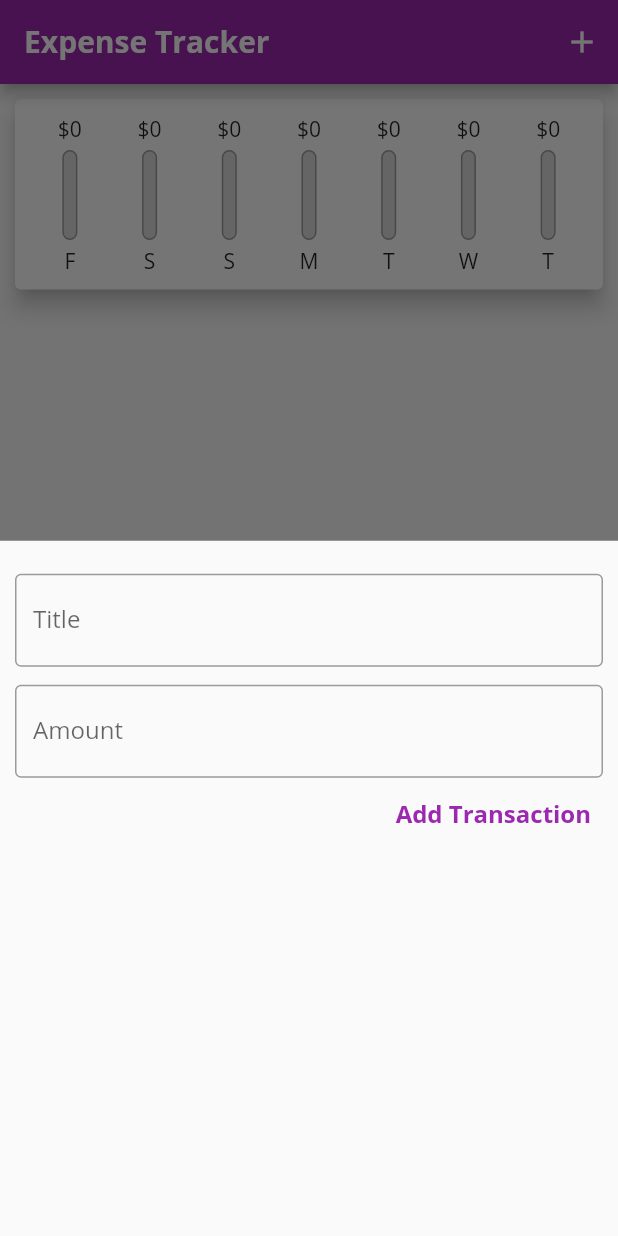
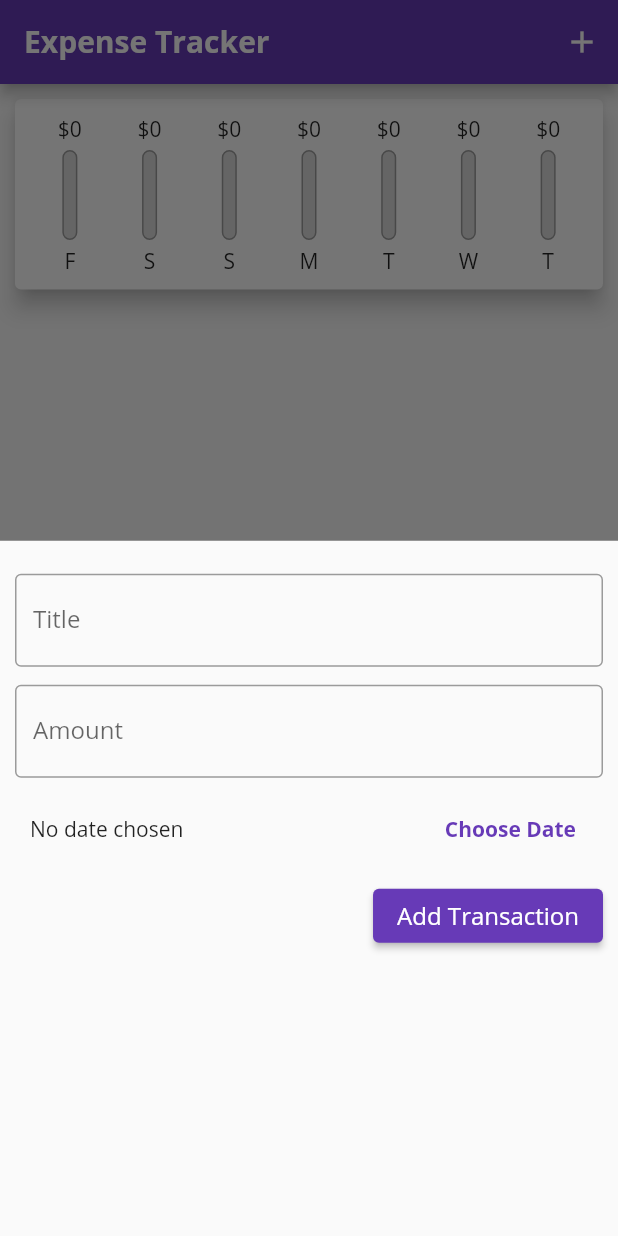
Before and after one commit to aditya3901/Flutter-Expense-Tracker, a Flutter app: the screen it shows after launch, after a tap on the "add" icon, on a phone screen of 412 x 824 dp. Run offline on Flutter 3.47's test engine with Material 2 defaults, Android fonts, the phone set to English and light mode, and no system bars.

Commit message:
Final Commit

```diff
--- a/lib/main.dart
+++ b/lib/main.dart
@@ -2,6 +2,7 @@ import 'package:expense_tracker/widgets/chart.dart';
 import 'package:expense_tracker/widgets/new_transaction.dart';
 import 'package:expense_tracker/widgets/transaction_list.dart';
 import 'package:flutter/material.dart';
+import 'package:intl/intl.dart';
 import 'models/transaction.dart';
 
 void main() => runApp(HomePage());
@@ -24,12 +25,12 @@ class _HomePageState extends State<HomePage> {
     }).toList();
   }
 
-  void _addNewTransaction(String title, double amount) {
+  void _addNewTransaction(String title, double amount, DateTime date) {
     final _newTx = Transaction(
       DateTime.now().toString(),
       title,
       amount,
-      DateTime.now(),
+      date,
     );
     setState(() {
       _userTransactions.add(_newTx);
@@ -48,12 +49,18 @@ class _HomePageState extends State<HomePage> {
         });
   }
 
+  void _deleteTransaction(int deleteIndex) {
+    setState(() {
+      _userTransactions.removeAt(deleteIndex);
+    });
+  }
+
   @override
   Widget build(BuildContext context) {
     return MaterialApp(
       title: "Expense Tracker",
       theme: ThemeData(
-        primarySwatch: Colors.purple,
+        primarySwatch: Colors.deepPurple,
         fontFamily: 'OpenSans',
       ),
       darkTheme: ThemeData(
@@ -82,7 +89,7 @@ class _HomePageState extends State<HomePage> {
           child: Column(
             children: [
               Chart(_recentTransactions),
-              TransactionList(_userTransactions),
+              TransactionList(_userTransactions, _deleteTransaction),
             ],
           ),
         ),
--- a/lib/widgets/chart_bar.dart
+++ b/lib/widgets/chart_bar.dart
@@ -17,6 +17,7 @@ class ChartBar extends StatelessWidget {
           height: 60,
           width: 10,
           child: Stack(
+            alignment: AlignmentDirectional.bottomStart,
             children: [
               Container(
                 decoration: BoxDecoration(
--- a/lib/widgets/new_transaction.dart
+++ b/lib/widgets/new_transaction.dart
@@ -1,4 +1,5 @@
 import 'package:flutter/material.dart';
+import 'package:intl/intl.dart';
 
 class NewTransaction extends StatefulWidget {
   final Function addTx;
@@ -10,20 +11,37 @@ class NewTransaction extends StatefulWidget {
 
 class _NewTransactionState extends State<NewTransaction> {
   final titleController = TextEditingController();
+  final amountController = TextEditingController();
+  DateTime? _selectedDate;
 
-  final amountController = TextEditingController();
-
-  void submitData() {
+  void _submitData() {
     final enteredTitle = titleController.text;
     final enteredAmount = double.parse(amountController.text);
-    if (enteredTitle.isEmpty || enteredAmount <= 0) {
+    if (enteredTitle.isEmpty || enteredAmount <= 0 || _selectedDate == null) {
       return;
     }
     widget.addTx(
       enteredTitle,
       enteredAmount,
+      _selectedDate,
     );
     Navigator.of(context).pop();
+  }
+
+  void _openDatePicker() {
+    showDatePicker(
+      context: context,
+      initialDate: DateTime.now(),
+      firstDate: DateTime(2021),
+      lastDate: DateTime.now(),
+    ).then((pickedDate) {
+      if (pickedDate == null) {
+        return;
+      }
+      setState(() {
+        _selectedDate = pickedDate;
+      });
+    });
   }
 
   @override
@@ -37,7 +55,7 @@ class _NewTransactionState extends State<NewTransaction> {
             margin: const EdgeInsets.symmetric(vertical: 12),
             child: TextField(
               controller: titleController,
-              onSubmitted: (val) => submitData(),
+              onSubmitted: (val) => _submitData(),
               // onChanged: (val) => titleInput = val,
               decoration: const InputDecoration(
                 border: OutlineInputBorder(),
@@ -48,7 +66,7 @@ class _NewTransactionState extends State<NewTransaction> {
           ),
           TextField(
             controller: amountController,
-            onSubmitted: (val) => submitData(),
+            onSubmitted: (val) => _submitData(),
             // onChanged: (val) => amountInput = val,
             decoration: const InputDecoration(
               border: OutlineInputBorder(),
@@ -57,12 +75,36 @@ class _NewTransactionState extends State<NewTransaction> {
             ),
             keyboardType: const TextInputType.numberWithOptions(decimal: true),
           ),
-          TextButton(
-            onPressed: submitData,
+          Container(
+            margin: const EdgeInsets.all(10),
+            child: Row(
+              children: [
+                Expanded(
+                  child: Text(
+                    (_selectedDate == null)
+                        ? "No date chosen"
+                        : "Picked Date : ${DateFormat.yMMMd().format(_selectedDate!)}",
+                  ),
+                ),
+                TextButton(
+                  onPressed: _openDatePicker,
+                  child: Text(
+                    "Choose Date",
+                    style: TextStyle(
+                      color: Theme.of(context).primaryColor,
+                      fontWeight: FontWeight.bold,
+                    ),
+                  ),
+                )
+              ],
+            ),
+          ),
+          ElevatedButton(
+            onPressed: _submitData,
             child: const Text(
               "Add Transaction",
               style: TextStyle(
-                fontWeight: FontWeight.bold,
+                // fontWeight: FontWeight.bold,
                 fontSize: 16,
               ),
             ),
--- a/lib/widgets/transaction_list.dart
+++ b/lib/widgets/transaction_list.dart
@@ -4,7 +4,8 @@ import 'package:flutter/material.dart';
 
 class TransactionList extends StatelessWidget {
   final List<Transaction> transactions;
-  TransactionList(this.transactions);
+  final Function(int) deleteTransaction;
+  TransactionList(this.transactions, this.deleteTransaction);
   @override
   Widget build(BuildContext context) {
     return Container(
@@ -42,17 +43,18 @@ class TransactionList extends StatelessWidget {
                       subtitle: Text(
                         DateFormat.yMMMd().format(transactions[index].date!),
                         style: const TextStyle(
-                          color: Colors.grey,
-                          fontSize: 16,
-                        ),
+                            // fontWeight: FontWeight.bold,
+                            ),
                       ),
                       trailing: IconButton(
-                        onPressed: () {},
+                        onPressed: () {
+                          deleteTransaction(index);
+                        },
                         icon: const Icon(
                           Icons.delete,
-                          size: 25,
+                          size: 28,
                         ),
-                        color: Colors.redAccent,
+                        color: Theme.of(context).errorColor,
                       ),
                     ),
                   ),
```
